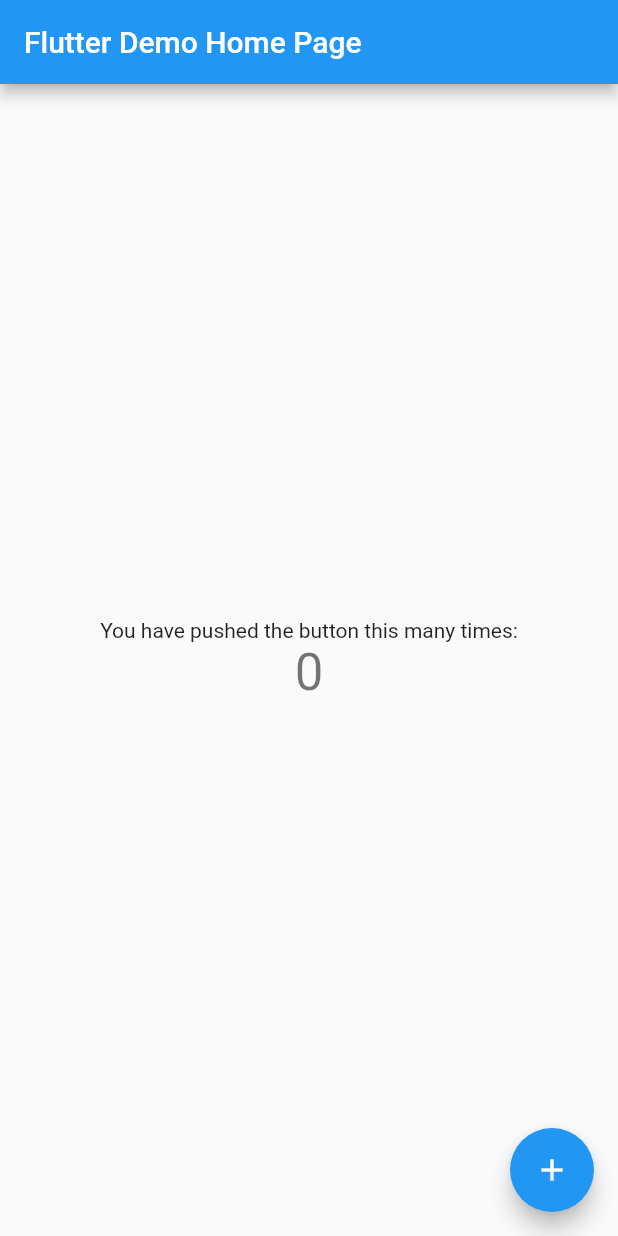
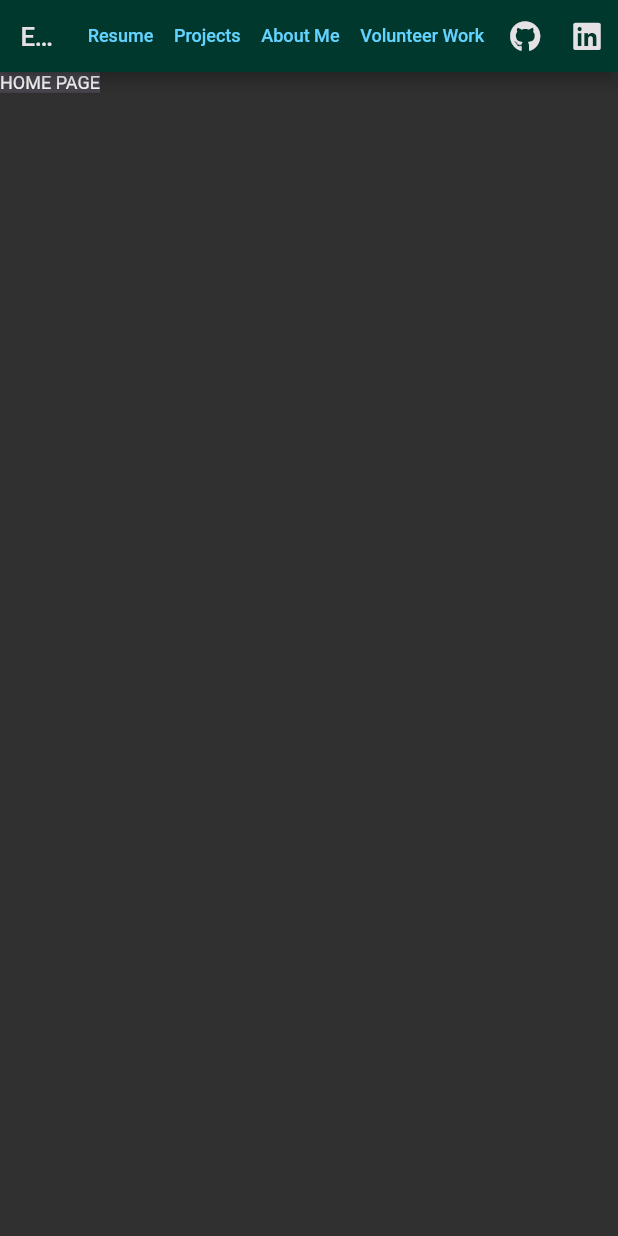
Before and after one commit to raven-black-dream/portfolio_page, a Flutter app: the screen it shows after launch, on a phone screen of 412 x 824 dp. Run offline on Flutter 3.47's test engine with Material 2 defaults, Android fonts, the phone set to English and light mode, and no system bars; our stand-ins replace flutter_markdown, font_awesome_flutter, responsive_framework.

Commit message:
Initial Project Structure added

```diff
--- /dev/null
+++ b/lib/Pages/about.dart
@@ -0,0 +1,60 @@
+import 'package:flutter/material.dart';
+import 'package:font_awesome_flutter/font_awesome_flutter.dart';
+import 'package:url_launcher/url_launcher.dart';
+
+class About extends StatelessWidget {
+  const About({Key? key}) : super(key: key);
+
+  @override
+  Widget build(BuildContext context) {
+    return Scaffold(
+      appBar: AppBar(
+        backgroundColor: Theme.of(context).colorScheme.onSecondary,
+
+        title: const Text("Evan Harley"),
+        actions: [
+          TextButton(
+            child: const Text("Resume"),
+            onPressed: () {
+              Navigator.popAndPushNamed(context, '/resume');
+            },
+          ),
+          TextButton(
+            child: const Text("Projects"),
+            onPressed: () {
+              Navigator.popAndPushNamed(context, '/projects');
+            },
+          ),
+          TextButton(
+            child: const Text("About Me"),
+            onPressed: () {
+              Navigator.popAndPushNamed(context, '/about');
+            },
+          ),
+          TextButton(
+            child: const Text("Volunteer Work"),
+            onPressed: () {
+              Navigator.popAndPushNamed(context,  '/volunteer');
+            },
+          ),
+          IconButton(
+              onPressed: () {
+                launch('https://github.com/raven-black-dream');
+              },
+              icon: const FaIcon(FontAwesomeIcons.github)
+          ),
+          IconButton(
+              onPressed: () {
+                launch('https://www.linkedin.com/in/evan-harley-3bab1b22');
+              },
+              icon: const FaIcon(FontAwesomeIcons.linkedin)
+          )
+        ],
+      ),
+      body: Container(
+        color: Theme.of(context).colorScheme.surfaceVariant,
+        child: const Text("ABOUT PAGE"),
+      ),
+    );
+  }
+}
--- /dev/null
+++ b/lib/Pages/home.dart
@@ -0,0 +1,59 @@
+import 'package:flutter/material.dart';
+import 'package:font_awesome_flutter/font_awesome_flutter.dart';
+import 'package:url_launcher/url_launcher.dart';
+
+class Home extends StatelessWidget {
+  const Home({Key? key}) : super(key: key);
+
+  @override
+  Widget build(BuildContext context) {
+    return Scaffold(
+      appBar: AppBar(
+        backgroundColor: Theme.of(context).colorScheme.onSecondary,
+        title: const Text("Evan Harley"),
+        actions: [
+          TextButton(
+            child: const Text("Resume"),
+            onPressed: () {
+              Navigator.pushNamed(context, '/resume');
+            },
+          ),
+          TextButton(
+            child: const Text("Projects"),
+            onPressed: () {
+              Navigator.pushNamed(context, '/projects');
+            },
+          ),
+          TextButton(
+            child: const Text("About Me"),
+            onPressed: () {
+              Navigator.pushNamed(context, "/about");
+            },
+          ),
+          TextButton(
+            child: const Text("Volunteer Work"),
+            onPressed: () {
+              Navigator.pushNamed(context, '/volunteer');
+            },
+          ),
+          IconButton(
+              onPressed: () {
+                launch('https://github.com/raven-black-dream');
+              },
+              icon: const FaIcon(FontAwesomeIcons.github)
+          ),
+          IconButton(
+              onPressed: () {
+                launch('https://www.linkedin.com/in/evan-harley-3bab1b22');
+              },
+              icon: const FaIcon(FontAwesomeIcons.linkedin)
+          )
+        ],
+      ),
+      body: Container(
+        color: Theme.of(context).colorScheme.surfaceVariant,
+        child: Text("HOME PAGE"),
+      ),
+    );
+  }
+}
--- /dev/null
+++ b/lib/Pages/projects.dart
@@ -0,0 +1,60 @@
+import 'package:flutter/material.dart';
+import 'package:font_awesome_flutter/font_awesome_flutter.dart';
+import 'package:url_launcher/url_launcher.dart';
+
+class Projects extends StatelessWidget {
+  const Projects({Key? key}) : super(key: key);
+
+  @override
+  Widget build(BuildContext context) {
+    return Scaffold(
+      appBar: AppBar(
+        backgroundColor: Theme.of(context).colorScheme.onSecondary,
+
+        title: const Text("Evan Harley"),
+        actions: [
+          TextButton(
+            child: const Text("Resume"),
+            onPressed: () {
+              Navigator.popAndPushNamed(context, '/resume');
+            },
+          ),
+          TextButton(
+            child: const Text("Projects"),
+            onPressed: () {
+              Navigator.popAndPushNamed(context, '/projects');
+            },
+          ),
+          TextButton(
+            child: const Text("About Me"),
+            onPressed: () {
+              Navigator.popAndPushNamed(context, '/about');
+            },
+          ),
+          TextButton(
+            child: const Text("Volunteer Work"),
+            onPressed: () {
+              Navigator.popAndPushNamed(context,  '/volunteer');
+            },
+          ),
+          IconButton(
+              onPressed: () {
+                launch('https://github.com/raven-black-dream');
+              },
+              icon: const FaIcon(FontAwesomeIcons.github)
+          ),
+          IconButton(
+              onPressed: () {
+                launch('https://www.linkedin.com/in/evan-harley-3bab1b22');
+              },
+              icon: const FaIcon(FontAwesomeIcons.linkedin)
+          )
+        ],
+      ),
+      body: Container(
+        color: Theme.of(context).colorScheme.surfaceVariant,
+        child: const Text("PROJECT PAGE"),
+      ),
+    );
+  }
+}
--- /dev/null
+++ b/lib/Pages/resume.dart
@@ -0,0 +1,62 @@
+import 'package:flutter/material.dart';
+import 'package:font_awesome_flutter/font_awesome_flutter.dart';
+import 'package:url_launcher/url_launcher.dart';
+import 'package:flutter_markdown/flutter_markdown.dart';
+import 'package:portfolio_website/resume_markdown.dart';
+
+class Resume extends StatelessWidget {
+  const Resume({Key? key}) : super(key: key);
+
+  @override
+  Widget build(BuildContext context) {
+    return Scaffold(
+      appBar: AppBar(
+        backgroundColor: Theme.of(context).colorScheme.onSecondary,
+
+        title: const Text("Evan Harley"),
+        actions: [
+          TextButton(
+            child: const Text("Resume"),
+            onPressed: () {
+              Navigator.popAndPushNamed(context, '/resume');
+            },
+          ),
+          TextButton(
+            child: const Text("Projects"),
+            onPressed: () {
+              Navigator.popAndPushNamed(context, '/projects');
+            },
+          ),
+          TextButton(
+            child: const Text("About Me"),
+            onPressed: () {
+              Navigator.popAndPushNamed(context, '/about');
+            },
+          ),
+          TextButton(
+            child: const Text("Volunteer Work"),
+            onPressed: () {
+              Navigator.popAndPushNamed(context,  '/volunteer');
+            },
+          ),
+          IconButton(
+              onPressed: () {
+                launch('https://github.com/raven-black-dream');
+              },
+              icon: const FaIcon(FontAwesomeIcons.github)
+          ),
+          IconButton(
+              onPressed: () {
+                launch('https://www.linkedin.com/in/evan-harley-3bab1b22');
+              },
+              icon: const FaIcon(FontAwesomeIcons.linkedin)
+          )
+        ],
+      ),
+      body: Container(
+        margin: const EdgeInsets.all(30),
+        child: Markdown(data: resume)
+      ),
+    );
+  }
+}
--- /dev/null
+++ b/lib/Pages/volunteer.dart
@@ -0,0 +1,60 @@
+import 'package:flutter/material.dart';
+import 'package:font_awesome_flutter/font_awesome_flutter.dart';
+import 'package:url_launcher/url_launcher.dart';
+
+class Volunteer extends StatelessWidget {
+  const Volunteer({Key? key}) : super(key: key);
+
+  @override
+  Widget build(BuildContext context) {
+    return Scaffold(
+      appBar: AppBar(
+        backgroundColor: Theme.of(context).colorScheme.onSecondary,
+
+        title: const Text("Evan Harley"),
+        actions: [
+          TextButton(
+            child: const Text("Resume"),
+            onPressed: () {
+              Navigator.popAndPushNamed(context, '/resume');
+            },
+          ),
+          TextButton(
+            child: const Text("Projects"),
+            onPressed: () {
+              Navigator.popAndPushNamed(context, '/projects');
+            },
+          ),
+          TextButton(
+            child: const Text("About Me"),
+            onPressed: () {
+              Navigator.popAndPushNamed(context, '/about');
+            },
+          ),
+          TextButton(
+            child: const Text("Volunteer Work"),
+            onPressed: () {
+              Navigator.popAndPushNamed(context,  '/volunteer');
+            },
+          ),
+          IconButton(
+              onPressed: () {
+                launch('https://github.com/raven-black-dream');
+              },
+              icon: const FaIcon(FontAwesomeIcons.github)
+          ),
+          IconButton(
+              onPressed: () {
+                launch('https://www.linkedin.com/in/evan-harley-3bab1b22');
+              },
+              icon: const FaIcon(FontAwesomeIcons.linkedin)
+          )
+        ],
+      ),
+      body: Container(
+        color: Theme.of(context).colorScheme.surfaceVariant,
+        child: const Text("VOLUNTEER PAGE"),
+      ),
+    );
+  }
+}
--- a/lib/main.dart
+++ b/lib/main.dart
@@ -1,4 +1,10 @@
 import 'package:flutter/material.dart';
+import 'package:portfolio_website/Pages/about.dart';
+import 'package:portfolio_website/Pages/home.dart';
+import 'package:portfolio_website/Pages/projects.dart';
+import 'package:portfolio_website/Pages/resume.dart';
+import 'package:portfolio_website/Pages/volunteer.dart';
+import 'package:responsive_framework/responsive_framework.dart';
 
 void main() {
   runApp(const MyApp());
@@ -11,7 +17,7 @@
   @override
   Widget build(BuildContext context) {
     return MaterialApp(
-      title: 'Flutter Demo',
+      title: "Evan Harley - Portfolio",
       theme: ThemeData(
         // This is the theme of your application.
         //
@@ -22,94 +28,56 @@
         // or simply save your changes to "hot reload" in a Flutter IDE).
         // Notice that the counter didn't reset back to zero; the application
         // is not restarted.
-        primarySwatch: Colors.blue,
+        colorScheme: const ColorScheme(
+          brightness: Brightness.dark,
+          primary : Color(0xFF63D3FF),
+          onPrimary : Color(0xFF003547),
+          primaryContainer : Color(0xFF004D65),
+          onPrimaryContainer : Color(0xFFBAE9FF),
+          secondary : Color(0xFF5BDBBF),
+          onSecondary : Color(0xFF00382D),
+          secondaryContainer : Color(0xFF005142),
+          onSecondaryContainer : Color(0xFF7AF8DA),
+          tertiary : Color(0xFFFFB2BD),
+          onTertiary : Color(0xFF670020),
+          tertiaryContainer : Color(0xFF8A1635),
+          onTertiaryContainer : Color(0xFFFFDADE),
+          error : Color(0xFFF2B8B5),
+          errorContainer : Color(0xFF8C1D18),
+          onError : Color(0xFF601410),
+          onErrorContainer : Color(0xFFF9DEDC),
+          background : Color(0xFF1C1B1F),
+          onBackground : Color(0xFFE6E1E5),
+          surface : Color(0xFF1C1B1F),
+          onSurface : Color(0xFFE6E1E5),
+          surfaceVariant : Color(0xFF49454F),
+          onSurfaceVariant : Color(0xFFCAC4D0),
+          outline : Color(0xFF938F99),
+          onInverseSurface : Color(0xFF1C1B1F),
+          inverseSurface : Color(0xFFE6E1E5),
+          inversePrimary : Color(0xFF006684),
+          shadow : Color(0xFF000000)
+        )
       ),
-      home: const MyHomePage(title: 'Flutter Demo Home Page'),
+        builder: (context, widget) => ResponsiveWrapper.builder(
+            widget,
+            maxWidth: 1200,
+            minWidth: 480,
+            defaultScale: true,
+            breakpoints: [
+              ResponsiveBreakpoint.resize(480, name: MOBILE),
+              ResponsiveBreakpoint.autoScale(800, name: TABLET),
+              ResponsiveBreakpoint.resize(1000, name: DESKTOP),
+            ],
+            background: Container(color: Theme.of(context).colorScheme.surface)),
+      initialRoute: '/',
+      routes: {
+        '/': (context) => const Home(),
+        '/about': (context) => const About(),
+        '/resume': (context) => const Resume(),
+        '/projects': (context) => const Projects(),
+        '/volunteer': (context) => const Volunteer()
+      }
     );
   }
 }
-
-class MyHomePage extends StatefulWidget {
-  const MyHomePage({Key? key, required this.title}) : super(key: key);
-
-  // This widget is the home page of your application. It is stateful, meaning
-  // that it has a State object (defined below) that contains fields that affect
-  // how it looks.
-
-  // This class is the configuration for the state. It holds the values (in this
-  // case the title) provided by the parent (in this case the App widget) and
-  // used by the build method of the State. Fields in a Widget subclass are
-  // always marked "final".
-
-  final String title;
-
-  @override
-  State<MyHomePage> createState() => _MyHomePageState();
-}
-
-class _MyHomePageState extends State<MyHomePage> {
-  int _counter = 0;
-
-  void _incrementCounter() {
-    setState(() {
-      // This call to setState tells the Flutter framework that something has
-      // changed in this State, which causes it to rerun the build method below
-      // so that the display can reflect the updated values. If we changed
-      // _counter without calling setState(), then the build method would not be
-      // called again, and so nothing would appear to happen.
-      _counter++;
-    });
-  }
-
-  @override
-  Widget build(BuildContext context) {
-    // This method is rerun every time setState is called, for instance as done
-    // by the _incrementCounter method above.
-    //
-    // The Flutter framework has been optimized to make rerunning build methods
-    // fast, so that you can just rebuild anything that needs updating rather
-    // than having to individually change instances of widgets.
-    return Scaffold(
-      appBar: AppBar(
-        // Here we take the value from the MyHomePage object that was created by
-        // the App.build method, and use it to set our appbar title.
-        title: Text(widget.title),
-      ),
-      body: Center(
-        // Center is a layout widget. It takes a single child and positions it
-        // in the middle of the parent.
-        child: Column(
-          // Column is also a layout widget. It takes a list of children and
-          // arranges them vertically. By default, it sizes itself to fit its
-          // children horizontally, and tries to be as tall as its parent.
-          //
-          // Invoke "debug painting" (press "p" in the console, choose the
-          // "Toggle Debug Paint" action from the Flutter Inspector in Android
-          // Studio, or the "Toggle Debug Paint" command in Visual Studio Code)
-          // to see the wireframe for each widget.
-          //
-          // Column has various properties to control how it sizes itself and
-          // how it positions its children. Here we use mainAxisAlignment to
-          // center the children vertically; the main axis here is the vertical
-          // axis because Columns are vertical (the cross axis would be
-          // horizontal).
-          mainAxisAlignment: MainAxisAlignment.center,
-          children: <Widget>[
-            const Text(
-              'You have pushed the button this many times:',
-            ),
-            Text(
-              '$_counter',
-              style: Theme.of(context).textTheme.headline4,
-            ),
-          ],
-        ),
-      ),
-      floatingActionButton: FloatingActionButton(
-        onPressed: _incrementCounter,
-        tooltip: 'Increment',
-        child: const Icon(Icons.add),
-      ), // This trailing comma makes auto-formatting nicer for build methods.
-    );
-  }
-}
--- /dev/null
+++ b/lib/resume_markdown.dart
@@ -0,0 +1,68 @@
+String resume = """
+# Evan Harley
+## Data Scientist
+
+***
+
+Experience
+==========
+
+
+## BC Ministry of Transportation and Infrastructure
+### Data Scientist
+Jan 2021 - Present
+
+Victoria, BC, Canada
+
+* Large scale data analysis (50M rows and growing daily)
+* Developed a variety of proofs of concept: Autoencoders, Spatiotemporal Demand models
+* Presented to stakeholders resulting in provincial policy changes.
+* Performed literature review, and engaged in research of SOTA forecasting methods for Taxi data.
+
+
+## Royal BC Museum
+### Information Systems Analyst
+Jan 2018 - Jan 2021
+
+Victoria, BC, Canada
+
+* Lead Developer on major software projects.
+* Coordinated large scale data cleaning projects
+* Developed several proofs of concept using Computer Vision and Natural Language Processing
+
+
+## Guilford Institute
+### Data Research Assistant
+Jun 2016 - Jan 2018
+
+Greensboro, NC, USA
+
+* Utilized MongoDB, Python, R, and a variety of other tools to analyze the US NIH Cancer SEER data
+* Utilized a variety of ML methods to determine the best predictors of patient outcomes
+* Performed Literature Review and engaged in research of methods and understanding in the field
+----
+
+Skills
+======
+* __Programming:__ Python, SQL, R, MongoDB, Commandline
+* __Machine Learning and Statistical Modelling:__ Clustering, Multiclass Classification, A/B Testing, Pytorch, Tensorflow
+* __Application Development:__ Django, Flask, FastAPI, Flutter
+
+----
+
+Education
+=========
+
+
+## Udacity.com
+
+Data Analyst Nanodegree
+
+Graduated: June 2016
+
+## Midlands Technical College
+
+Associate in Science
+
+2005 - 2007
+""";
--- a/pubspec.yaml
+++ b/pubspec.yaml
@@ -29,6 +29,10 @@
 dependencies:
   flutter:
     sdk: flutter
+  font_awesome_flutter: ^9.2.0
+  url_launcher: ^6.0.20
+  responsive_framework: ^0.1.7
+  flutter_markdown: ^0.6.9
 
 
   # The following adds the Cupertino Icons font to your application.
```
Also changed, not shown: firebase.json, pubspec.lock.
